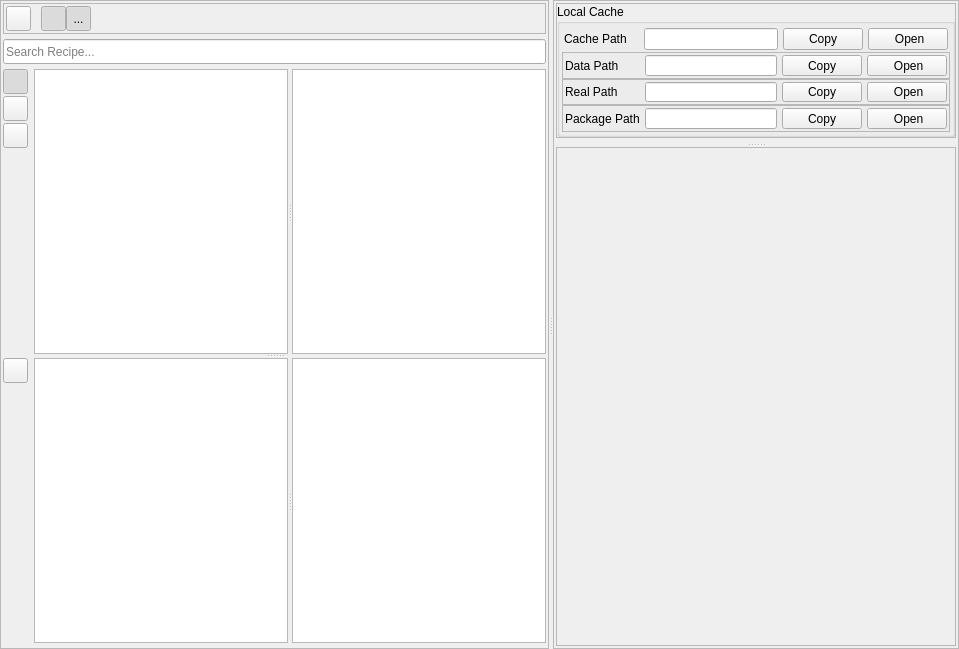
Above: resources/ui/widget/tab/cache/tab_cache.ui from afri-bit/conan-guide before the change. Below: the same form after it.
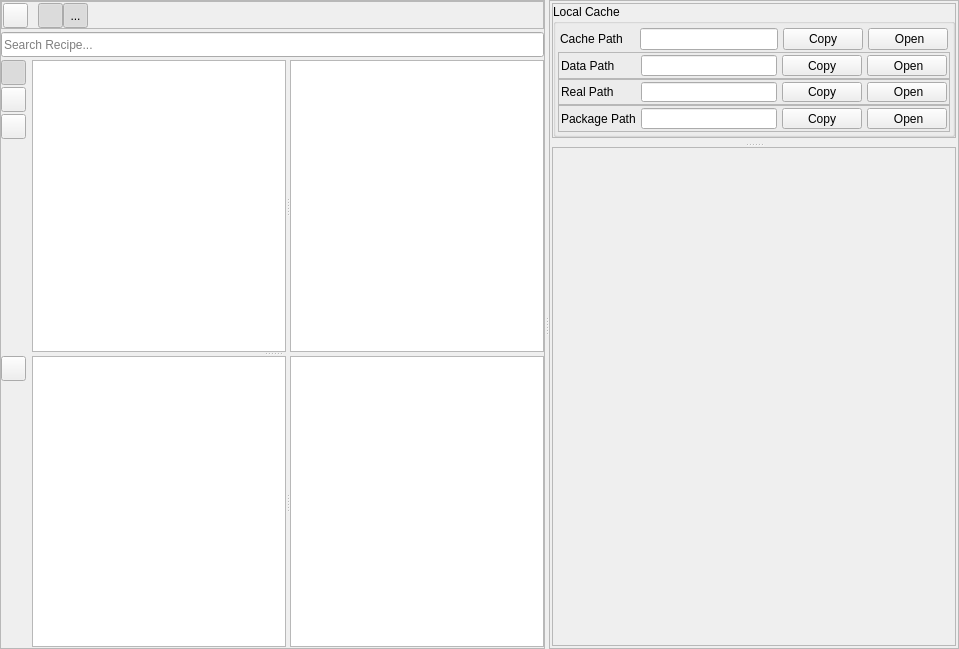
That is the form after the change. Icons and pictures are not drawn.

Commit message:
Refinement of the button position of each tabs
The position of the top buttons of each tabs is now identical.
So if user changes the tab, the button's position will be on the same level.

Diff of the .ui file:
```diff
--- a/resources/ui/widget/tab/cache/tab_cache.ui
+++ b/resources/ui/widget/tab/cache/tab_cache.ui
@@ -55,19 +55,19 @@
       </property>
       <layout class="QVBoxLayout" name="verticalLayout_3">
        <property name="spacing">
-        <number>5</number>
+        <number>3</number>
        </property>
        <property name="leftMargin">
-        <number>2</number>
+        <number>0</number>
        </property>
        <property name="topMargin">
-        <number>2</number>
+        <number>0</number>
        </property>
        <property name="rightMargin">
-        <number>2</number>
+        <number>0</number>
        </property>
        <property name="bottomMargin">
-        <number>5</number>
+        <number>1</number>
        </property>
        <item>
         <widget class="QFrame" name="frame_16">
@@ -85,16 +85,16 @@
            <number>0</number>
           </property>
           <property name="leftMargin">
-           <number>2</number>
+           <number>1</number>
           </property>
           <property name="topMargin">
-           <number>2</number>
+           <number>1</number>
           </property>
           <property name="rightMargin">
            <number>0</number>
           </property>
           <property name="bottomMargin">
-           <number>2</number>
+           <number>0</number>
           </property>
           <item>
            <widget class="QToolButton" name="toolButtonRefresh">
@@ -255,7 +255,7 @@
           <property name="orientation">
            <enum>Qt::Horizontal</enum>
           </property>
-          <widget class="QWidget" name="">
+          <widget class="QWidget" name="layoutWidget">
            <layout class="QHBoxLayout" name="horizontalLayout_5">
             <item>
              <layout class="QVBoxLayout" name="verticalLayout">
@@ -360,7 +360,7 @@
           <property name="orientation">
            <enum>Qt::Horizontal</enum>
           </property>
-          <widget class="QWidget" name="">
+          <widget class="QWidget" name="layoutWidget">
            <layout class="QHBoxLayout" name="horizontalLayout_6">
             <item>
              <layout class="QVBoxLayout" name="verticalLayout_2">
```
The commit also changes 6 other files.
